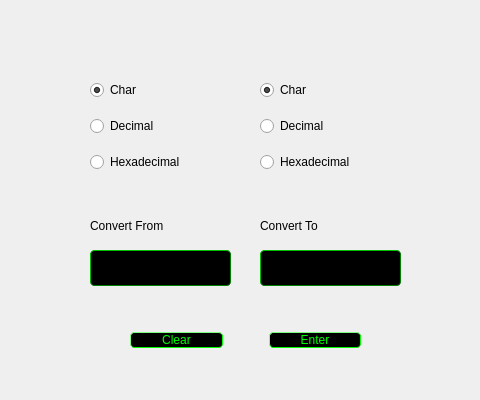
The window that ascii_conversion/basic.ui (NesQuickCoding/Multi-Purpose-Calculator) describes before a commit, drawn with Qt 5.
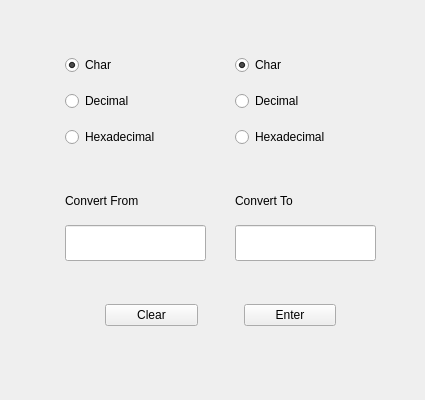
The same window after the commit.

Commit message: Rearranged ASCII widget positions

Patch:
```diff
--- a/ascii_conversion/basic.ui
+++ b/ascii_conversion/basic.ui
@@ -6,13 +6,13 @@
    <rect>
     <x>0</x>
     <y>0</y>
-    <width>480</width>
+    <width>425</width>
     <height>400</height>
    </rect>
   </property>
   <property name="minimumSize">
    <size>
-    <width>480</width>
+    <width>425</width>
     <height>400</height>
    </size>
   </property>
@@ -25,14 +25,11 @@
   <property name="windowTitle">
    <string>Form</string>
   </property>
-  <property name="styleSheet">
-   <string notr="true"/>
-  </property>
   <widget class="QWidget" name="horizontalLayoutWidget">
    <property name="geometry">
     <rect>
-     <x>90</x>
-     <y>320</y>
+     <x>65</x>
+     <y>295</y>
      <width>311</width>
      <height>41</height>
     </rect>
@@ -56,20 +53,6 @@
     </item>
     <item>
      <widget class="QPushButton" name="clearButton">
-      <property name="styleSheet">
-       <string notr="true">QPushButton{
-    background-color: black;
-	color: lime;
-    border-style: outset;
-    border-width: 1px;
-    border-radius: 4px;
-    border-color: lime;
-}
-
-QPushButton:pressed{
-   background-color : green;
-}</string>
-      </property>
       <property name="text">
        <string>Clear</string>
       </property>
@@ -93,20 +76,6 @@
     </item>
     <item>
      <widget class="QPushButton" name="enterButton">
-      <property name="styleSheet">
-       <string notr="true">QPushButton{
-    background-color: black;
-	color: lime;
-    border-style: outset;
-    border-width: 1px;
-    border-radius: 4px;
-    border-color: lime;
-}
-
-QPushButton:pressed{
-   background-color : green;
-}</string>
-      </property>
       <property name="text">
        <string>Enter</string>
       </property>
@@ -133,8 +102,8 @@
   <widget class="QWidget" name="verticalLayoutWidget">
    <property name="geometry">
     <rect>
-     <x>90</x>
-     <y>70</y>
+     <x>65</x>
+     <y>45</y>
      <width>141</width>
      <height>112</height>
     </rect>
@@ -142,9 +111,6 @@
    <layout class="QVBoxLayout" name="verticalLayout">
     <item>
      <widget class="QRadioButton" name="leftHand_Char">
-      <property name="styleSheet">
-       <string notr="true">QRadioButton {background-color: transparent; color: lime};</string>
-      </property>
       <property name="text">
        <string>Char</string>
       </property>
@@ -155,9 +121,6 @@
     </item>
     <item>
      <widget class="QRadioButton" name="leftHand_Dec">
-      <property name="styleSheet">
-       <string notr="true">QRadioButton {background-color: transparent; color: lime};</string>
-      </property>
       <property name="text">
        <string>Decimal</string>
       </property>
@@ -165,9 +128,6 @@
     </item>
     <item>
      <widget class="QRadioButton" name="leftHand_Hex">
-      <property name="styleSheet">
-       <string notr="true">QRadioButton {background-color: transparent; color: lime};</string>
-      </property>
       <property name="text">
        <string>Hexadecimal</string>
       </property>
@@ -178,8 +138,8 @@
   <widget class="QWidget" name="verticalLayoutWidget_2">
    <property name="geometry">
     <rect>
-     <x>260</x>
-     <y>70</y>
+     <x>235</x>
+     <y>45</y>
      <width>141</width>
      <height>112</height>
     </rect>
@@ -187,9 +147,6 @@
    <layout class="QVBoxLayout" name="verticalLayout_2">
     <item>
      <widget class="QRadioButton" name="rightHand_Char">
-      <property name="styleSheet">
-       <string notr="true">QRadioButton {background-color: transparent; color: lime};</string>
-      </property>
       <property name="text">
        <string>Char</string>
       </property>
@@ -200,9 +157,6 @@
     </item>
     <item>
      <widget class="QRadioButton" name="rightHand_Dec">
-      <property name="styleSheet">
-       <string notr="true">QRadioButton {background-color: transparent; color: lime};</string>
-      </property>
       <property name="text">
        <string>Decimal</string>
       </property>
@@ -210,9 +164,6 @@
     </item>
     <item>
      <widget class="QRadioButton" name="rightHand_Kelvin">
-      <property name="styleSheet">
-       <string notr="true">QRadioButton {background-color: transparent; color: lime};</string>
-      </property>
       <property name="text">
        <string>Hexadecimal</string>
       </property>
@@ -223,21 +174,12 @@
   <widget class="QLineEdit" name="lineEdit_Output">
    <property name="geometry">
     <rect>
-     <x>260</x>
-     <y>250</y>
+     <x>235</x>
+     <y>225</y>
      <width>141</width>
      <height>36</height>
     </rect>
    </property>
-   <property name="styleSheet">
-    <string notr="true">background-color: rgb(0, 0, 0);
-color: lime;
- border-style: outset;
-    border-width: 1px;
-    border-radius: 4px;
-    border-color: green;
-    padding: 2px;</string>
-   </property>
    <property name="readOnly">
     <bool>true</bool>
    </property>
@@ -245,8 +187,8 @@
   <widget class="QLineEdit" name="lineEdit_Input">
    <property name="geometry">
     <rect>
-     <x>90</x>
-     <y>250</y>
+     <x>65</x>
+     <y>225</y>
      <width>141</width>
      <height>36</height>
     </rect>
@@ -263,28 +205,16 @@
      <height>16777215</height>
     </size>
    </property>
-   <property name="styleSheet">
-    <string notr="true">background-color: rgb(0, 0, 0);
-color: lime;
- border-style: outset;
-    border-width: 1px;
-    border-radius: 4px;
-    border-color: green;
-    padding: 2px;</string>
-   </property>
   </widget>
   <widget class="QLabel" name="label">
    <property name="geometry">
     <rect>
-     <x>90</x>
-     <y>215</y>
+     <x>65</x>
+     <y>190</y>
      <width>131</width>
      <height>21</height>
     </rect>
    </property>
-   <property name="styleSheet">
-    <string notr="true">QLabel {background-color: transparent; color: lime};</string>
-   </property>
    <property name="text">
     <string>Convert From</string>
    </property>
@@ -292,15 +222,12 @@
   <widget class="QLabel" name="label_2">
    <property name="geometry">
     <rect>
-     <x>260</x>
-     <y>215</y>
+     <x>235</x>
+     <y>190</y>
      <width>131</width>
      <height>21</height>
     </rect>
    </property>
-   <property name="styleSheet">
-    <string notr="true">QLabel {background-color: transparent; color: lime};</string>
-   </property>
    <property name="text">
     <string>Convert To</string>
    </property>
```
Left out of the diff: 12 changed lines with no effect on the pictures.
